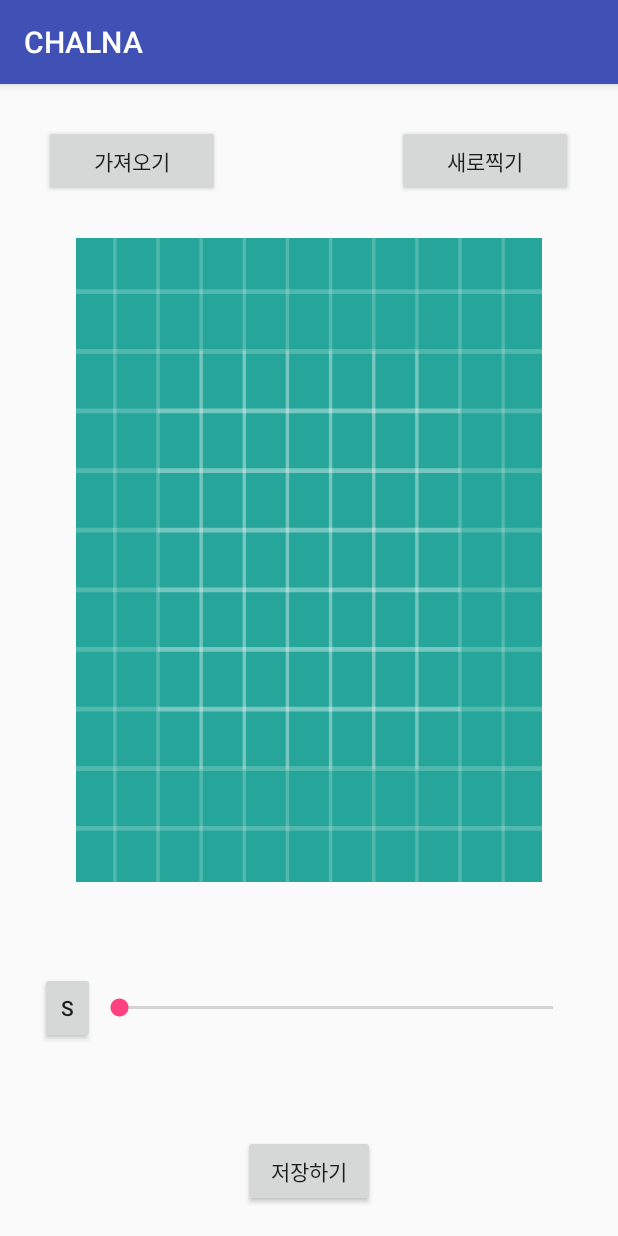
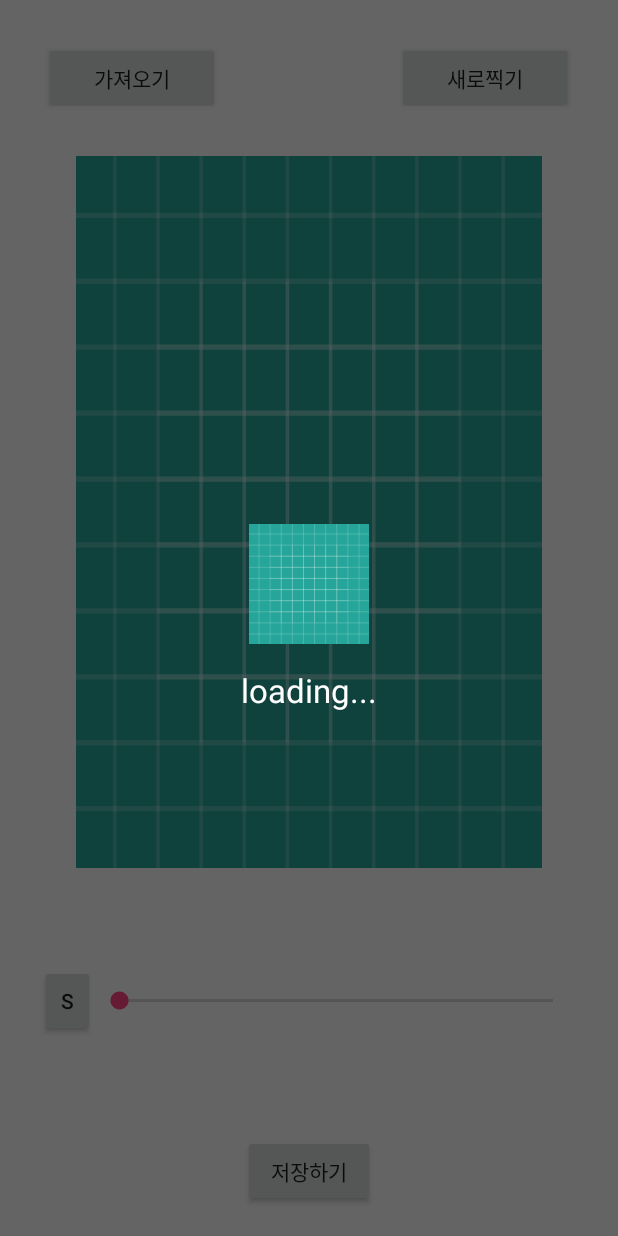
Before and after one commit to OGG-Studio/CHALNA, an Android app: the ProjectPreviewController screen opened directly, with no data from a screen before it, after a tap on "저장하기", on a phone screen of 412 x 824 dp. Run offline under Robolectric (Android 15) with nearby library versions, the light colour scheme and no system bars; pictures from the network do not load; 4 statements that could not run were skipped.

Commit message:
[loading/PreviewUpdate/CameraUpdate]

```diff
--- a/app/src/main/AndroidManifest.xml
+++ b/app/src/main/AndroidManifest.xml
@@ -25,8 +25,10 @@
         android:label="@string/app_name"
         android:roundIcon="@mipmap/ic_launcher_round"
         android:supportsRtl="true"
-        android:theme="@style/AppTheme">
-        <activity android:name=".MainActivity">
+        android:screenOrientation="portrait"
+        android:theme="@style/AppCamera">
+        <activity android:name=".MainActivity"
+            android:screenOrientation="portrait">
             <intent-filter>
                 <action android:name="android.intent.action.MAIN" />
 
--- a/app/src/main/java/com/example/philip/chalna/CameraModel.java
+++ b/app/src/main/java/com/example/philip/chalna/CameraModel.java
@@ -9,10 +9,13 @@ public class CameraModel {
     public Bitmap guidedImage = null;
 
     //Option
-    int guidedMode = 1;
+    int guidedMode = StaticInformation.GUIDED_SOBELFILTER;
 
     // OPEN_CV
     public native void sobel_filter(long matAddrInput, long matAddrResult);
+
+    public void setGuidedMode(int i){ guidedMode = i; }
+    public int getGuidedMode(){return guidedMode;}
 
     public void setGuidedImage(Mat img){
         // convert to bitmap:
--- a/app/src/main/java/com/example/philip/chalna/GalleryAdapterModel.java
+++ b/app/src/main/java/com/example/philip/chalna/GalleryAdapterModel.java
@@ -34,7 +34,7 @@ public class GalleryAdapterModel extends BaseAdapter {
         if(instance==null) instance = new GalleryAdapterModel(c, imagePath);
         return instance;
     }
-    public void saveGIF(){
+    public boolean saveGIF(){
         FileOutputStream outStream = null;
         try{
             outStream = new FileOutputStream(imagePath+"/result.gif");
@@ -42,7 +42,9 @@ public class GalleryAdapterModel extends BaseAdapter {
             outStream.close();
         }catch(Exception e){
             e.printStackTrace();
+            return false;
         }
+        return true;
     }
     static public Bitmap resizeBitmap(Bitmap original, int resizeWidth) {
         double aspectRatio = (double) original.getHeight() / (double) original.getWidth();
@@ -84,7 +86,7 @@ public class GalleryAdapterModel extends BaseAdapter {
         File imagePathAsFile = new File(imagePath);
         imageFileNames = imagePathAsFile.list(new ImageFileFilter());
 
-        this.sizeWidth = 256;
+        this.sizeWidth = 512;
         this.delay = 100;
     }
 
--- /dev/null
+++ b/app/src/main/java/com/example/philip/chalna/LoadingClass.java
@@ -0,0 +1,59 @@
+package com.example.philip.chalna;
+
+import android.app.Activity;
+import android.content.Context;
+import android.graphics.Bitmap;
+import android.graphics.BitmapFactory;
+import android.graphics.drawable.AnimationDrawable;
+import android.graphics.drawable.ColorDrawable;
+import android.support.v7.app.AppCompatDialog;
+import android.text.TextUtils;
+import android.view.animation.Animation;
+import android.view.animation.AnimationUtils;
+import android.widget.ImageView;
+import android.widget.TextView;
+
+public class LoadingClass extends Thread{
+    AppCompatDialog progressDialog;
+
+    public void loadingOn(Activity activity, String message){
+        if(activity==null || activity.isFinishing()){
+            return;
+        }
+
+        if (progressDialog!=null && progressDialog.isShowing()){
+            settingProgress(message);
+        }else{
+            progressDialog = new AppCompatDialog(activity);
+            progressDialog.setCancelable(false);
+            progressDialog.getWindow().setBackgroundDrawable(new ColorDrawable(android.graphics.Color.TRANSPARENT)); // Transparency
+            progressDialog.setContentView(R.layout.progress_loading);
+            progressDialog.show();
+        }
+
+        // Animation
+        final ImageView img_loading_frame = progressDialog.findViewById(R.id.iv_frame_loading);
+        final Animation animation = AnimationUtils.loadAnimation(activity.getApplicationContext(), R.anim.rotation_anim);
+        img_loading_frame.post(new Runnable() { @Override public void run() { img_loading_frame.startAnimation(animation); } });
+
+        TextView tv_progress_message = (TextView) progressDialog.findViewById(R.id.tv_progress_message);
+        if (!TextUtils.isEmpty(message)) {
+            tv_progress_message.setText(message);
+        }
+    }
+
+    public void settingProgress(String message){
+        if (progressDialog == null || !progressDialog.isShowing()) {
+            return;
+        }
+        TextView tv_progress_message = (TextView) progressDialog.findViewById(R.id.tv_progress_message);
+        if (!TextUtils.isEmpty(message)) {
+            tv_progress_message.setText(message);
+        }
+    }
+    public void loadingOff(){
+        if(progressDialog!=null && progressDialog.isShowing()){
+            progressDialog.dismiss();
+        }
+    }
+}
--- a/app/src/main/java/com/example/philip/chalna/ProjectPreviewController.java
+++ b/app/src/main/java/com/example/philip/chalna/ProjectPreviewController.java
@@ -1,8 +1,11 @@
 package com.example.philip.chalna;
 
+import android.app.Activity;
 import android.content.Context;
 import android.content.Intent;
+import android.graphics.drawable.AnimationDrawable;
 import android.os.Bundle;
+import android.os.Handler;
 import android.support.v7.app.AppCompatActivity;
 import android.view.View;
 import android.widget.Button;
@@ -13,8 +16,11 @@ import android.widget.SeekBar;
 import com.bumptech.glide.Glide;
 
 public class ProjectPreviewController extends AppCompatActivity {
-    Context context;
+    Context context = this;
+    Activity activity = this;
     private final String TAG = "Project_Preview";
+
+    Handler handler = new Handler();
 
     String dir_path;
     GalleryAdapterModel galleryAdapterModel;
@@ -25,6 +31,7 @@ public class ProjectPreviewController extends AppCompatActivity {
     DBSQLiteModel myDB;
     ProjectData project_meta;
 
+    LoadingClass loading;
     /**
      *
      *  UI
@@ -56,12 +63,27 @@ public class ProjectPreviewController extends AppCompatActivity {
         /***************************************************************************
          *                          UI
          ***************************************************************************/
+        loading = new LoadingClass();
+
         //Btn
         saveBtn = findViewById(R.id.project_save_btn);
         saveBtn.setOnClickListener(new View.OnClickListener() {
             @Override
             public void onClick(View v) {
-                galleryAdapterModel.saveGIF();
+                loading.loadingOn(activity, "loading...");
+                new Thread(){
+                    @Override
+                    public void run(){
+                        if(galleryAdapterModel.saveGIF()) {
+                            handler.post(new Runnable() {
+                                @Override
+                                public void run() {
+                                    loading.loadingOff();
+                                }
+                            });
+                        };
+                    }
+                }.start();
             }
         });
         takePictureBtn = findViewById(R.id.project_takePicture_btn);
--- /dev/null
+++ b/app/src/main/res/anim/rotation_anim.xml
@@ -0,0 +1,14 @@
+<?xml version="1.0" encoding="utf-8"?>
+<set xmlns:android="http://schemas.android.com/apk/res/android">
+    <rotate
+        xmlns:android="http://schemas.android.com/apk/res/android"
+        android:interpolator="@android:anim/accelerate_interpolator"
+        android:repeatCount="infinite"
+        android:repeatMode="restart"
+        android:pivotX="50%"
+        android:pivotY="50%"
+        android:fromDegrees="0"
+        android:toDegrees="360"
+        android:duration="3000">
+    </rotate>
+</set>
--- /dev/null
+++ b/app/src/main/res/layout/progress_loading.xml
@@ -0,0 +1,23 @@
+<?xml version="1.0" encoding="utf-8"?>
+<RelativeLayout xmlns:android="http://schemas.android.com/apk/res/android"
+        android:id="@+id/loading_frame_container"
+        android:layout_width="fill_parent"
+        android:layout_height="fill_parent">
+    <LinearLayout android:layout_width="match_parent"
+        android:layout_height="wrap_content"
+        android:layout_centerInParent="true"
+        android:gravity="center"
+        android:orientation="vertical">
+        <ImageView android:id="@+id/iv_frame_loading"
+            android:layout_width="80dp"
+            android:layout_height="80dp"
+            android:background="@drawable/ic_launcher_background"/>
+        <TextView android:id="@+id/tv_progress_message"
+            android:layout_width="wrap_content"
+            android:layout_height="wrap_content"
+            android:layout_marginTop="16dp"
+            android:text="Loading.."
+            android:textAppearance="?android:attr/textAppearanceLarge"
+            android:textColor="#ffffff"/>
+    </LinearLayout>
+</RelativeLayout>
```
Also changed, not shown: app/src/main/java/com/example/philip/chalna/CameraController.java (+55 -13 lines), app/src/main/java/com/example/philip/chalna/CameraView.java (+28 -3 lines), app/src/main/java/com/example/philip/chalna/MainActivity.java (+31 -5 lines), app/src/main/res/layout/activity_main.xml (+9 -2 lines), app/src/main/res/layout/opening.xml (added, +10 -0 lines), app/src/main/res/drawable/chalna.png (added).
